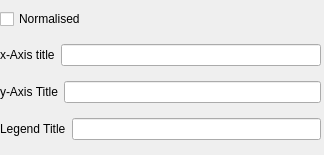
Above: analysis/devices/widgets/generic.ui from Allyson-Robert/X-LAB_Plotting_Implementations before the change. Below: the same form after it.
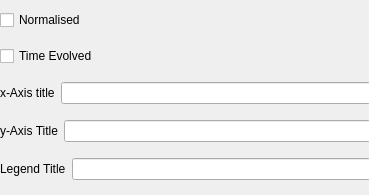
That is the form after the change.

Commit message: time evolved option added and size changed

Patch:
```diff
--- a/analysis/devices/widgets/generic.ui
+++ b/analysis/devices/widgets/generic.ui
@@ -6,20 +6,20 @@
    <rect>
     <x>0</x>
     <y>0</y>
-    <width>324</width>
-    <height>155</height>
+    <width>369</width>
+    <height>195</height>
    </rect>
   </property>
   <property name="windowTitle">
    <string>Form</string>
   </property>
-  <widget class="QWidget" name="">
+  <widget class="QWidget" name="layoutWidget">
    <property name="geometry">
     <rect>
      <x>0</x>
      <y>0</y>
-     <width>321</width>
-     <height>151</height>
+     <width>371</width>
+     <height>191</height>
     </rect>
    </property>
    <layout class="QVBoxLayout" name="verticalLayout">
@@ -33,6 +33,16 @@
       </property>
      </widget>
     </item>
+    <item>
+     <widget class="QCheckBox" name="genericTimeEvolvedCheckBox">
+      <property name="text">
+       <string>Time Evolved</string>
+      </property>
+      <property name="alias" stdset="0">
+       <string>time_evolved</string>
+      </property>
+     </widget>
+    </item>
     <item>
      <layout class="QHBoxLayout" name="horizontalLayout">
       <item>
```
